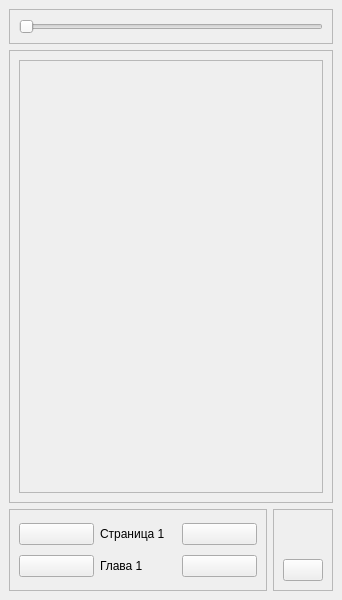
Above: data/ui/windows/reader.ui from brandonzorn/Nlight before the change. Below: the same form after it.
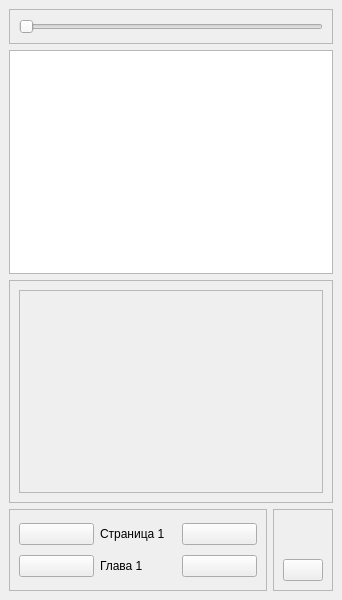
That is the form after the change. Icons and pictures are not drawn.

Commit message: dev_1.9.1 fixed reader text

```diff
--- a/data/ui/windows/reader.ui
+++ b/data/ui/windows/reader.ui
@@ -55,6 +55,19 @@
       </layout>
      </widget>
     </item>
+    <item>
+     <widget class="QTextBrowser" name="text">
+      <property name="horizontalScrollBarPolicy">
+       <enum>Qt::ScrollBarAlwaysOff</enum>
+      </property>
+      <property name="autoFormatting">
+       <set>QTextEdit::AutoNone</set>
+      </property>
+      <property name="acceptRichText">
+       <bool>true</bool>
+      </property>
+     </widget>
+    </item>
     <item>
      <widget class="QFrame" name="content_frame">
       <property name="sizePolicy">
@@ -90,7 +103,7 @@
             <x>0</x>
             <y>0</y>
             <width>302</width>
-            <height>418</height>
+            <height>195</height>
            </rect>
           </property>
           <property name="autoFillBackground">
```
Left out of the diff: 2 changed lines with no effect on the pictures. The commit also changes 7 other files.
